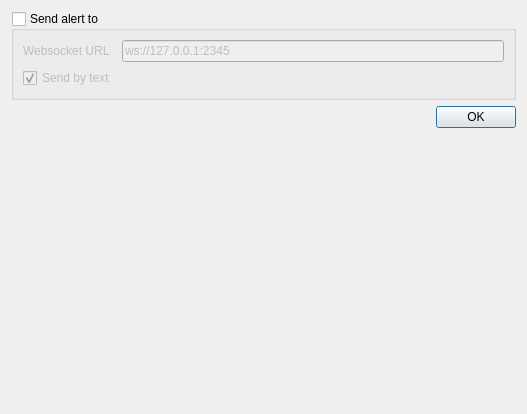
This is generic_cv_tasks/ui/widget_alert_sender_settings.ui in stereomatchingkiss/show_cases as Qt 5 draws it before an edit. The edited form follows.
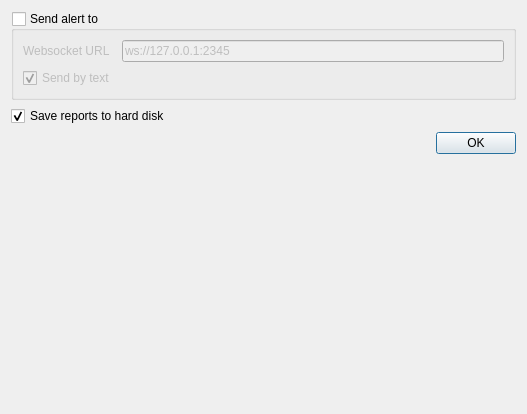
This is the edited form.

Commit message: Make ui more consistent

What changed in the file:
```diff
--- a/generic_cv_tasks/ui/widget_alert_sender_settings.ui
+++ b/generic_cv_tasks/ui/widget_alert_sender_settings.ui
@@ -56,6 +56,16 @@
      </layout>
     </widget>
    </item>
+   <item>
+    <widget class="QCheckBox" name="checkBoxSaveReports">
+     <property name="text">
+      <string>Save reports to hard disk</string>
+     </property>
+     <property name="checked">
+      <bool>true</bool>
+     </property>
+    </widget>
+   </item>
    <item>
     <widget class="QDialogButtonBox" name="buttonBox">
      <property name="standardButtons">
```
The commit also changes 6 other files.
